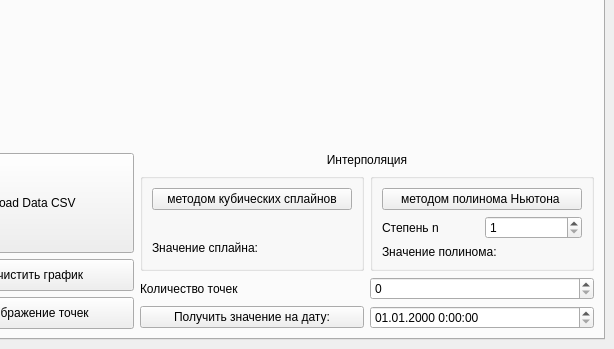
Old version of the form src/algo_trading/views/mainwindow.ui in the repository sbevza/A8_Algorithmic_trading; both pictures show x 86 to 700 and y 151 to 500 of the 700 by 500 pixel window.
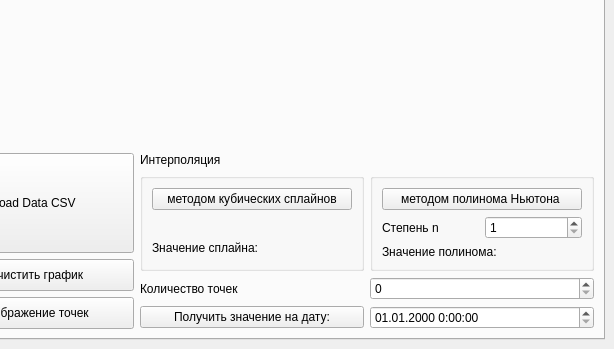
New version of the form. The open tabs and pages were chosen to show the change. Custom widgets are drawn as their Qt base class.

Commit message: Fix names according to Google Style

Diff of the .ui file:
```diff
--- a/src/algo_trading/views/mainwindow.ui
+++ b/src/algo_trading/views/mainwindow.ui
@@ -131,9 +131,6 @@
               <property name="text">
                <string>Интерполяция</string>
               </property>
-              <property name="alignment">
-               <set>Qt::AlignmentFlag::AlignCenter</set>
-              </property>
              </widget>
             </item>
             <item>
```
Left out of the diff: 50 changed lines with no effect on the pictures. The commit also changes 2 other files.
